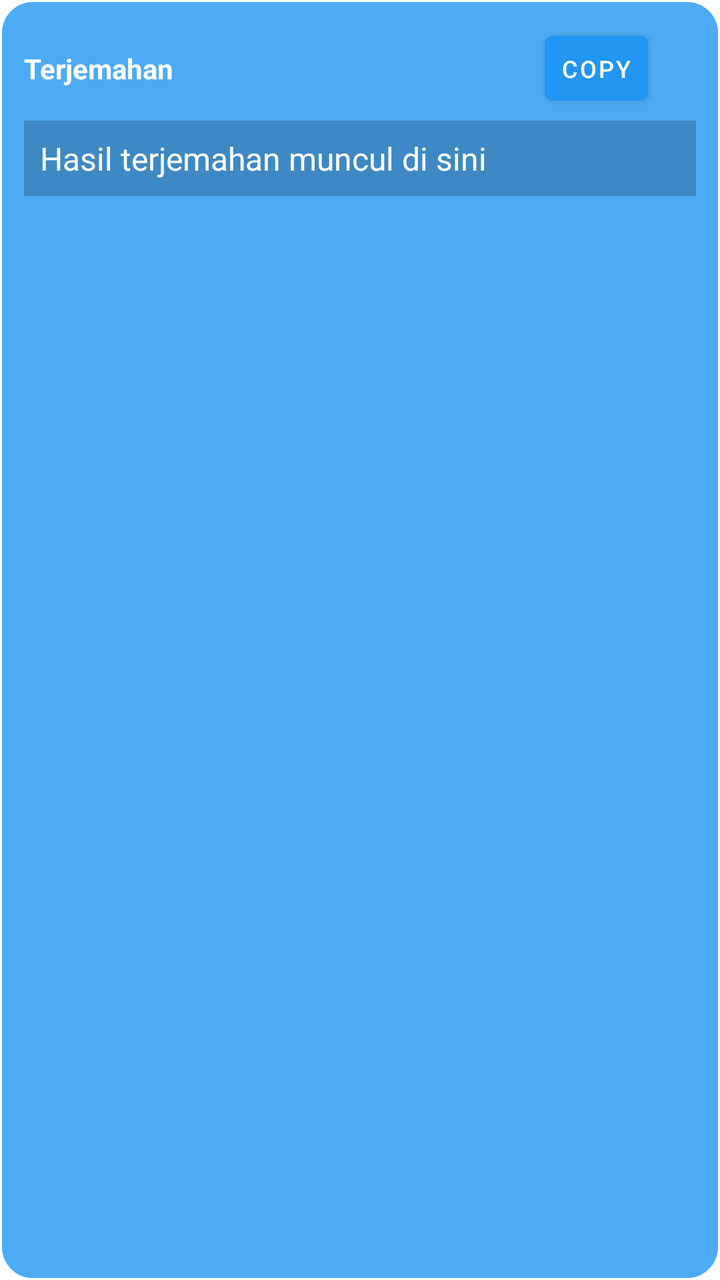
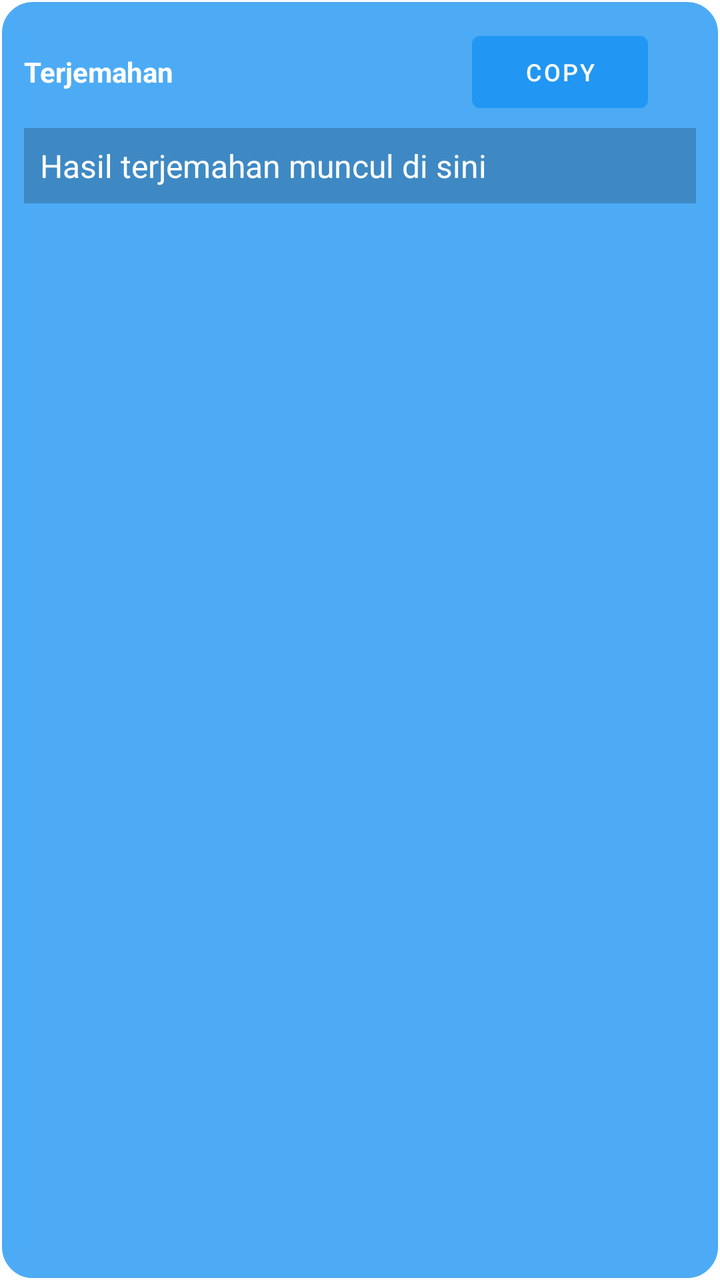

The first picture is an Android layout as it rendered before a commit; the second is the same layout after the commit. The layout source and the unified diff follow.
<!-- AndroidManifest.xml: application theme Theme.FloatingTranslator -->
<!-- res/layout/floating_translator.xml -->
<?xml version="1.0" encoding="utf-8"?>
<LinearLayout xmlns:android="http://schemas.android.com/apk/res/android"
    android:layout_width="300dp"
    android:layout_height="wrap_content"
    android:orientation="vertical"
    android:background="@drawable/floating_background"
    android:padding="12dp">
    
    <LinearLayout
        android:layout_width="match_parent"
        android:layout_height="wrap_content"
        android:orientation="horizontal"
        android:gravity="center_vertical">
        
        <TextView
            android:layout_width="0dp"
            android:layout_height="wrap_content"
            android:layout_weight="1"
            android:text="Terjemahan"
            android:textColor="#ffffff"
            android:textStyle="bold"
            android:textSize="14sp"/>
        
        <Button
            android:id="@+id/btnCopy"
            android:layout_width="wrap_content"
            android:layout_height="wrap_content"
            android:text="Copy"
            android:textSize="12sp"
            android:minWidth="0"
            android:minHeight="0"
            android:padding="8dp"/>
        
        <View
            android:id="@+id/btnClose"
            android:layout_width="24dp"
            android:layout_height="24dp"
            android:background="?attr/selectableItemBackgroundBorderless"/>
        
    </LinearLayout>
    
    <TextView
        android:id="@+id/translatedTextView"
        android:layout_width="match_parent"
        android:layout_height="wrap_content"
        android:text="Hasil terjemahan muncul di sini"
        android:textColor="#ffffff"
        android:textSize="16sp"
        android:padding="8dp"
        android:background="#33000000"
        android:layout_marginTop="4dp"/>
    
</LinearLayout>
<!-- resources referenced by this layout -->
<resources>
  <!-- drawable floating_background (drawable) -->
  <?xml version="1.0" encoding="utf-8"?>
  <shape xmlns:android="http://schemas.android.com/apk/res/android">
      <solid android:color="#CC2196F3"/>
      <corners android:radius="16dp"/>
      <stroke android:width="1dp" android:color="#FFFFFF"/>
  </shape>
  <style name="Theme.FloatingTranslator" parent="Theme.MaterialComponents.DayNight.DarkActionBar">
          <item name="colorPrimary">#2196F3</item>
          <item name="colorPrimaryDark">#1976D2</item>
          <item name="colorAccent">#FF4081</item>
      </style>
</resources>

<!-- the commit's change to res/layout/floating_translator.xml (unified diff, before → after) -->
@@ -27,8 +27,6 @@
             android:layout_height="wrap_content"
             android:text="Copy"
             android:textSize="12sp"
-            android:minWidth="0"
-            android:minHeight="0"
             android:padding="8dp"/>
         
         <View
@@ -36,7 +34,6 @@
             android:layout_width="24dp"
             android:layout_height="24dp"
             android:background="?attr/selectableItemBackgroundBorderless"/>
-        
     </LinearLayout>
     
     <TextView
